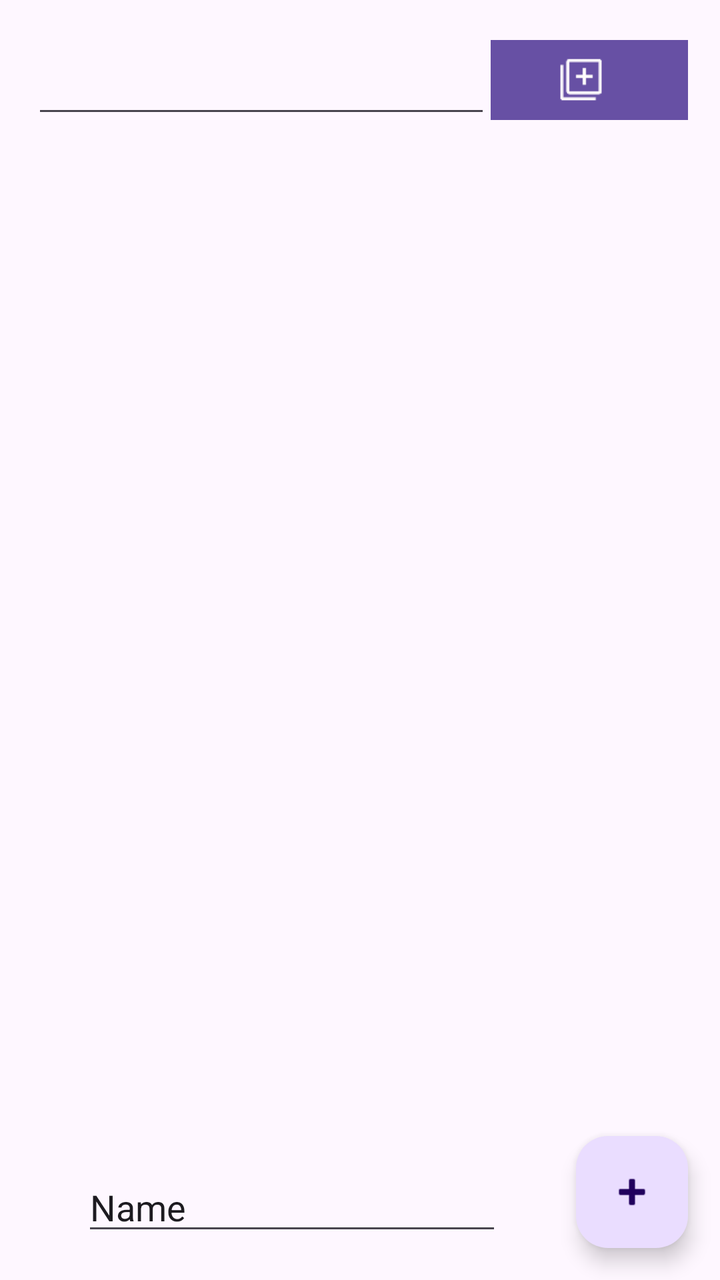
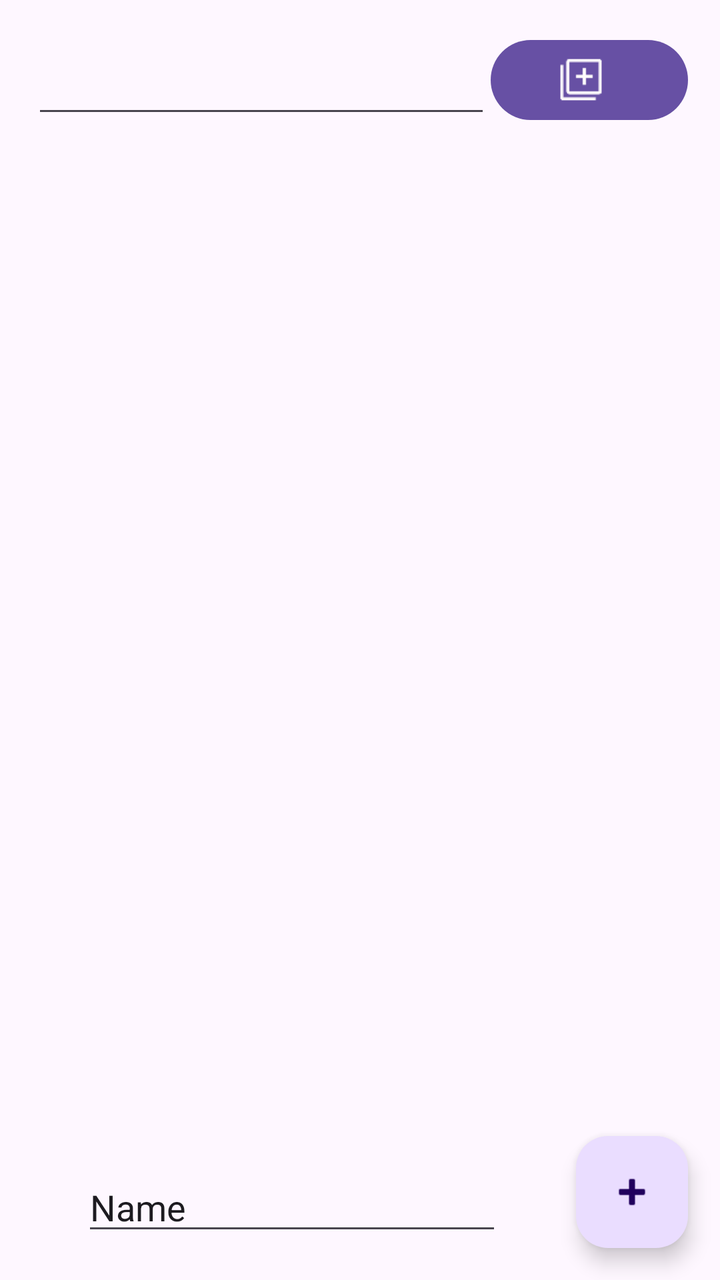

The first picture is an Android layout as it rendered before a commit; the second is the same layout after the commit. The layout source and the unified diff follow.
<!-- AndroidManifest.xml: application theme Theme.ToDoList -->
<!-- res/layout/activity_main.xml -->
<?xml version="1.0" encoding="utf-8"?>
<androidx.constraintlayout.widget.ConstraintLayout xmlns:android="http://schemas.android.com/apk/res/android"
    xmlns:app="http://schemas.android.com/apk/res-auto"
    xmlns:tools="http://schemas.android.com/tools"
    android:layout_width="match_parent"
    android:layout_height="match_parent"
    android:visibility="visible"
    tools:context=".MainActivity">


    <LinearLayout
        android:id="@+id/linearLayout"
        android:layout_width="match_parent"
        android:layout_height="wrap_content"
        android:layout_margin="16dp"
        android:layout_marginEnd="16dp"
        android:layout_marginBottom="16dp"
        android:orientation="horizontal"
        app:layout_constraintBottom_toTopOf="@+id/scroll"
        app:layout_constraintEnd_toEndOf="parent"
        app:layout_constraintStart_toStartOf="parent"
        app:layout_constraintTop_toTopOf="parent">


        <com.google.android.material.textfield.TextInputEditText
            android:id="@+id/inputProducte"
            android:layout_width="0dp"
            android:layout_height="match_parent"
            android:layout_weight="0.7"
            />

        <com.google.android.material.button.MaterialButton
            android:id="@+id/btnEnter"
            android:layout_width="0dp"
            android:layout_height="match_parent"
            android:layout_marginStart="0dp"
            android:layout_weight="0.3"
            android:text=""
            app:icon="@drawable/library_add"
            app:iconGravity="textStart"
            app:iconPadding="8dp"
            app:iconSize="25dp"
            app:iconTint="#FFFCFC"
            app:rippleColor="#020202"
            app:shapeAppearance="@style/TextAppearance.AppCompat.Widget.Button.Borderless.Colored" />

    </LinearLayout>

    <FrameLayout
        android:id="@+id/frame"
        android:layout_width="0dp"
        android:layout_height="0dp"
        android:layout_margin="16dp"
        app:layout_constraintBottom_toTopOf="@id/btnAfegir"
        app:layout_constraintEnd_toEndOf="parent"
        app:layout_constraintHorizontal_bias="1.0"
        app:layout_constraintStart_toStartOf="parent"
        app:layout_constraintTop_toBottomOf="@+id/linearLayout"
        app:layout_constraintVertical_bias="0.0"
        app:layout_constraintVertical_weight="0.7">

        <ScrollView
            android:id="@+id/scroll"
            android:layout_width="match_parent"
            android:layout_height="match_parent"
            app:layout_constraintEnd_toEndOf="parent"
            app:layout_constraintStart_toStartOf="parent">

            <LinearLayout
                android:id="@+id/llistaProductes"
                android:layout_width="wrap_content"
                android:layout_height="wrap_content"
                android:orientation="vertical"
                tools:layout_editor_absoluteX="80dp"
                tools:layout_editor_absoluteY="102dp" />

        </ScrollView>
    </FrameLayout>

    <com.google.android.material.floatingactionbutton.FloatingActionButton
        android:id="@+id/btnAfegir"
        android:layout_width="wrap_content"
        android:layout_height="wrap_content"
        android:layout_margin="16dp"
        android:contentDescription="Afegir"
        app:layout_constraintBottom_toBottomOf="parent"
        app:layout_constraintEnd_toEndOf="parent"
        app:srcCompat="@android:drawable/ic_input_add" />

    <EditText
        android:id="@+id/etNouMissatge"
        android:layout_width="wrap_content"
        android:layout_height="wrap_content"
        android:ems="10"
        android:inputType="text"
        android:text="Name"
        app:layout_constraintBottom_toBottomOf="parent"
        app:layout_constraintEnd_toStartOf="@+id/btnAfegir"
        app:layout_constraintHorizontal_bias="0.527"
        app:layout_constraintStart_toStartOf="parent"
        app:layout_constraintTop_toBottomOf="@+id/frame"
        app:layout_constraintVertical_bias="0.627" />

</androidx.constraintlayout.widget.ConstraintLayout>
<!-- resources referenced by this layout -->
<resources>
  <!-- drawable library_add: png bitmap (drawable, 519 bytes) -->
  <style name="Theme.ToDoList" parent="Base.Theme.ToDoList" />
  <style name="Base.Theme.ToDoList" parent="Theme.Material3.DayNight.NoActionBar">
          
          
      </style>
</resources>

<!-- the commit's change to res/layout/activity_main.xml (unified diff, before → after) -->
@@ -13,10 +13,7 @@
         android:layout_width="match_parent"
         android:layout_height="wrap_content"
         android:layout_margin="16dp"
-        android:layout_marginEnd="16dp"
-        android:layout_marginBottom="16dp"
         android:orientation="horizontal"
-        app:layout_constraintBottom_toTopOf="@+id/scroll"
         app:layout_constraintEnd_toEndOf="parent"
         app:layout_constraintStart_toStartOf="parent"
         app:layout_constraintTop_toTopOf="parent">
@@ -41,8 +38,7 @@
             app:iconPadding="8dp"
             app:iconSize="25dp"
             app:iconTint="#FFFCFC"
-            app:rippleColor="#020202"
-            app:shapeAppearance="@style/TextAppearance.AppCompat.Widget.Button.Borderless.Colored" />
+            app:rippleColor="#020202" />
 
     </LinearLayout>
 
